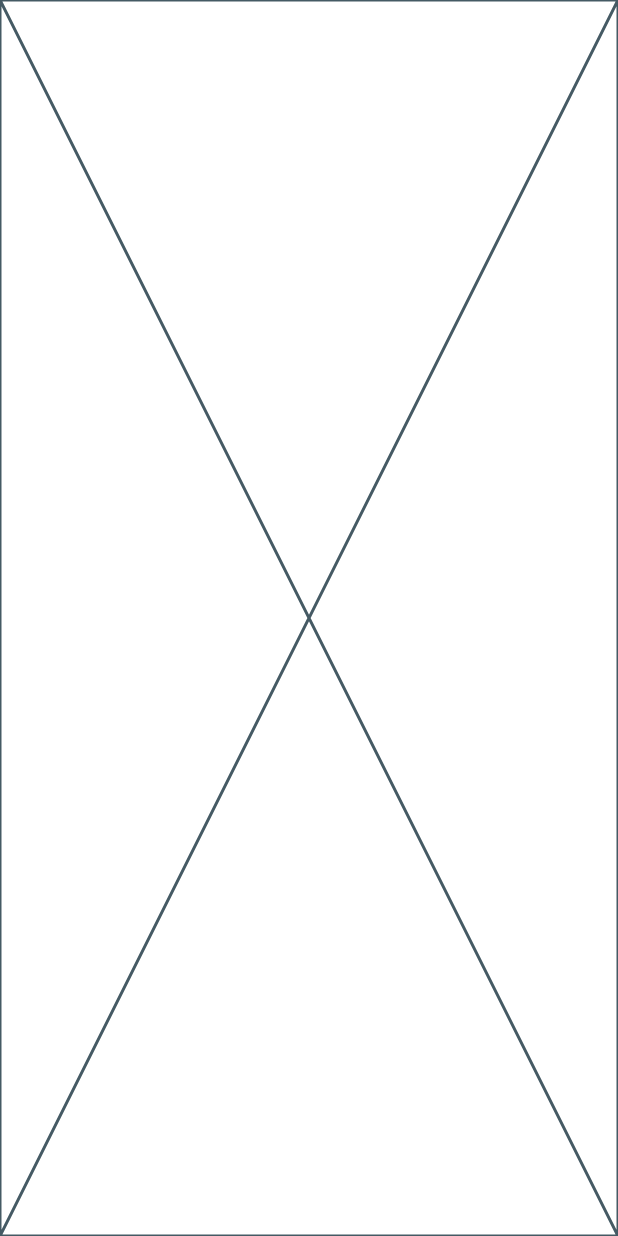
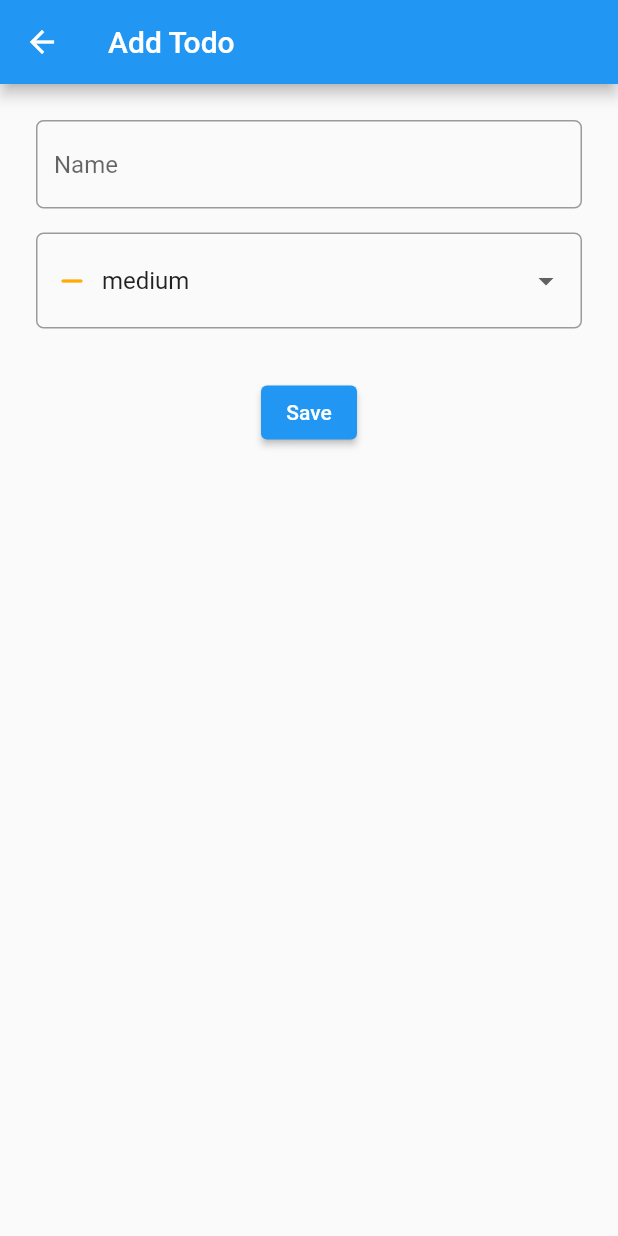
Before and after one commit to rapaterno/rocket_lab_todo_code_test, a Flutter app: the screen it shows after launch, after a tap on the "add" icon, on a phone screen of 412 x 824 dp. Run offline on Flutter 3.47's test engine with Material 2 defaults, Android fonts, the phone set to English and light mode, and no system bars; our stand-ins replace bloc, clock, flutter_bloc, freezed_annotation, get_it, sqflite; accounts and stored records are empty.

Commit message:
Add Todo add or edit screen

```diff
--- a/lib/l10n/app_en.arb
+++ b/lib/l10n/app_en.arb
@@ -14,5 +14,10 @@
           "type": "String"
         }
       }
-    }
+    },
+
+    "addTodo": "Add Todo",
+    "editTodo": "Edit Todo",
+    "save": "Save",
+    "nameIsEmpty": "Name is empty"
 }
--- a/lib/presentation/router/route_generator.dart
+++ b/lib/presentation/router/route_generator.dart
@@ -1,5 +1,6 @@
 import 'package:flutter/material.dart';
 import 'package:rocket_lab_todo_code_test/presentation/router/routes.dart';
+import 'package:rocket_lab_todo_code_test/presentation/screens/add_edit_todo_screen/add_edit_todo_screen.dart';
 import 'package:rocket_lab_todo_code_test/presentation/screens/todos_screen/todos_screen.dart';
 
 class RouteGenerator {
@@ -16,12 +17,12 @@ class RouteGenerator {
       case TodoRoutes.editTodoScreen:
         return MaterialPageRoute(
           settings: settings,
-          builder: (_) => const Placeholder(),
+          builder: (_) => const AddEditTodoScreen(),
         );
       default:
         return MaterialPageRoute(
           settings: settings,
-          builder: (_) => const Placeholder(),
+          builder: (_) => const TodosScreen(),
         );
     }
   }
--- /dev/null
+++ b/lib/presentation/screens/add_edit_todo_screen/add_edit_todo_screen.dart
@@ -0,0 +1,187 @@
+import 'package:flutter/material.dart';
+import 'package:flutter_bloc/flutter_bloc.dart';
+import 'package:rocket_lab_todo_code_test/data/model/todo/todo.dart';
+import 'package:rocket_lab_todo_code_test/data/utils/todo_json_utils.dart';
+import 'package:rocket_lab_todo_code_test/domain/todo/cubit/todo_cubit.dart';
+import 'package:rocket_lab_todo_code_test/l10n/generated/todo_localizations.dart';
+import 'package:rocket_lab_todo_code_test/presentation/widgets/todo_priority_icon.dart';
+import 'package:rocket_lab_todo_code_test/res/keys.dart';
+
+class AddEditTodoScreen extends StatefulWidget {
+  const AddEditTodoScreen({super.key});
+
+  @override
+  AddEditTodoScreenState createState() => AddEditTodoScreenState();
+}
+
+class AddEditTodoScreenState extends State<AddEditTodoScreen> {
+  final _key = GlobalKey<FormState>();
+  Todo? todo;
+
+  late String todoName;
+  late TodoPriority priority;
+
+  bool get isEdit => todo != null;
+
+  late TodoCubit cubit;
+  late TodoLocalizations localizations;
+
+  @override
+  void didChangeDependencies() {
+    super.didChangeDependencies();
+    localizations = TodoLocalizations.of(context)!;
+    cubit = context.read<TodoCubit>();
+
+    final args = ModalRoute.of(context)?.settings.arguments;
+    if (args != null) {
+      todo = args as Todo;
+    }
+
+    priority = todo?.priority ?? TodoPriority.medium;
+  }
+
+  @override
+  Widget build(BuildContext context) {
+    return Scaffold(
+      key: Key(isEdit ? TodoKeys.editScreen : TodoKeys.addScreen),
+      appBar: AppBar(
+        title: Text(isEdit ? localizations.editTodo : localizations.addTodo),
+      ),
+      body: Padding(
+        padding: const EdgeInsets.fromLTRB(24, 24, 24, 0),
+        child: Form(
+          key: _key,
+          child: Column(
+            children: [
+              buildNameField(),
+              const SizedBox(height: 16),
+              buildPriorityField(),
+              const SizedBox(height: 32),
+              buildSaveButton(),
+            ],
+          ),
+        ),
+      ),
+    );
+  }
+
+  void _submitForm() {
+    FocusScope.of(context).unfocus();
+
+    bool isValid = _key.currentState?.validate() ?? false;
+
+    if (!isValid) {
+      return;
+    }
+
+    _key.currentState?.save();
+    isEdit
+        ? cubit.updateTodo(
+            todo: todo!.copyWith(name: todoName, priority: priority),
+          )
+        : cubit.addTodo(name: todoName, priority: priority);
+  }
+
+  Widget buildSaveButton() {
+    return BlocConsumer<TodoCubit, TodoState>(
+      listenWhen: (previous, current) {
+        return previous.status != current.status &&
+            current.status == TodoStatus.success;
+      },
+      listener: (context, state) {
+        if (state.status == TodoStatus.success) Navigator.pop(context);
+      },
+      builder: (context, state) {
+        Function()? onPressed;
+        Widget child;
+        if (state.status == TodoStatus.addEditInProgress) {
+          child = const SizedBox.square(
+            dimension: 10,
+            child: CircularProgressIndicator(),
+          );
+        } else {
+          child = Text(localizations.save);
+          onPressed = () {
+            _submitForm();
+          };
+        }
+        return ElevatedButton(
+          key: Key(TodoKeys.saveButton),
+          onPressed: onPressed,
+          child: child,
+        );
+      },
+    );
+  }
+
+  Widget buildNameField() {
+    return TextFormField(
+      key: Key(TodoKeys.nameTextField),
+      initialValue: todo?.name ?? '',
+      cursorColor: Colors.indigo,
+      onSaved: (value) {
+        todoName = value ?? '';
+      },
+      validator: (value) {
+        if (value != null && value.isEmpty) {
+          return localizations.nameIsEmpty;
+        }
+        return null;
+      },
+      decoration: InputDecoration(
+        hintText: localizations.name,
+        border: OutlineInputBorder(borderRadius: BorderRadius.circular(5.0)),
+      ),
+    );
+  }
+
+  Widget buildPriorityField() {
+    return FormField<TodoPriority>(
+      builder: (FormFieldState<TodoPriority> state) {
+        return InputDecorator(
+          decoration: InputDecoration(
+            border:
+                OutlineInputBorder(borderRadius: BorderRadius.circular(5.0)),
+          ),
+          isEmpty: false,
+          child: DropdownButtonHideUnderline(
+            child: DropdownButton<TodoPriority>(
+              key: Key(TodoKeys.priorityDropdownField),
+              value: priority,
+              isDense: true,
+              onChanged: (TodoPriority? newValue) {
+                if (newValue != null) {
+                  setState(() {
+                    priority = newValue;
+                    state.didChange(newValue);
+                  });
+                }
+              },
+              items:
+                  TodoPriority.values.map(buildPriorityDropdownItem).toList(),
+            ),
+          ),
+        );
+      },
+    );
+  }
+
+  DropdownMenuItem<TodoPriority> buildPriorityDropdownItem(TodoPriority value) {
+    final priorityString = TodoJSONUtils.fromTodoPriorityToString(value);
+    return DropdownMenuItem<TodoPriority>(
+      value: value,
+      child: Row(
+        children: [
+          TodoPriorityIcon(priority: value),
+          const SizedBox(
+            width: 8,
+          ),
+          Text(
+            key: Key(TodoKeys.priorityDropdownMenuItem(priorityString)),
+            priorityString,
+          ),
+        ],
+      ),
+    );
+  }
+}
--- a/lib/res/keys.dart
+++ b/lib/res/keys.dart
@@ -12,4 +12,18 @@ abstract class TodoKeys {
   static String sortByDropdown = 'Sort By Dropdown';
   static String sortByDropdownMenuItem(String sortBy) =>
       'Sort By Dropdown Menu Item - $sortBy';
+
+  //Add Edit Screen
+  static String editScreen = 'Edit Screen';
+  static String addScreen = 'Add Screen';
+  static String saveButton = 'Save Button';
+
+  static String nameTextField = 'Name TextField';
+
+  static String priorityDropdownField = 'Priority Dropdown Field';
+  static String priorityDropdownMenuItem(String priority) =>
+      'Priority Dropdown Menu Item - $priority';
+
+  static String confirmButton = 'Confirm Button';
+  static String cancelButton = 'Cancel Button';
 }
```
Also changed, not shown: lib/l10n/generated/todo_localizations.dart, lib/l10n/generated/todo_localizations_en.dart.
